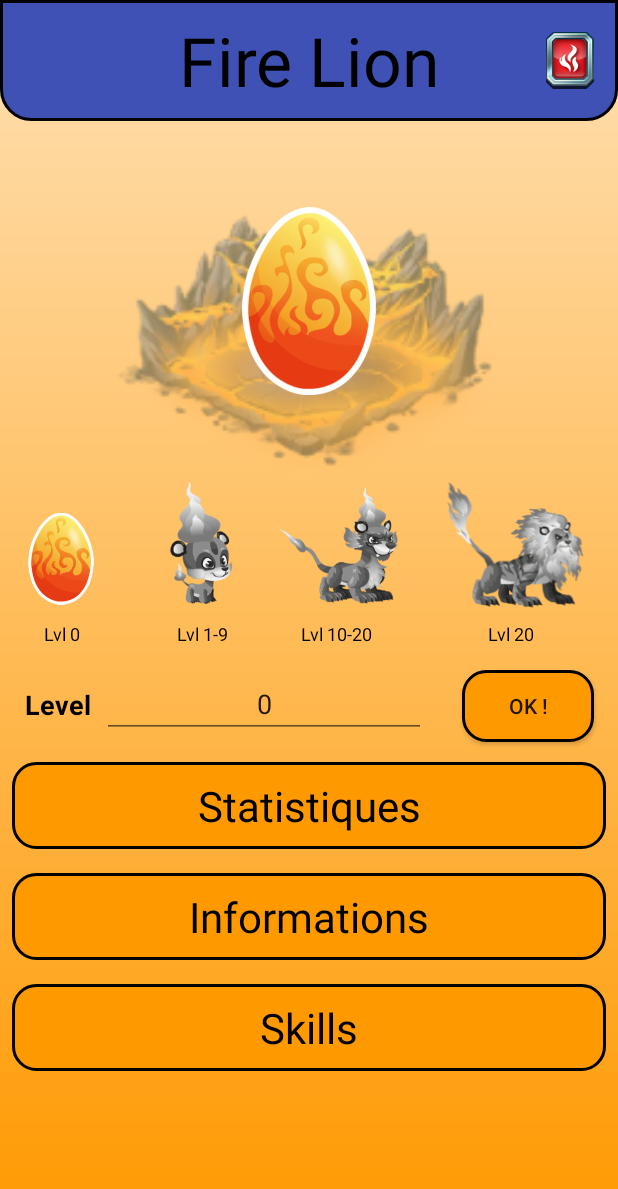
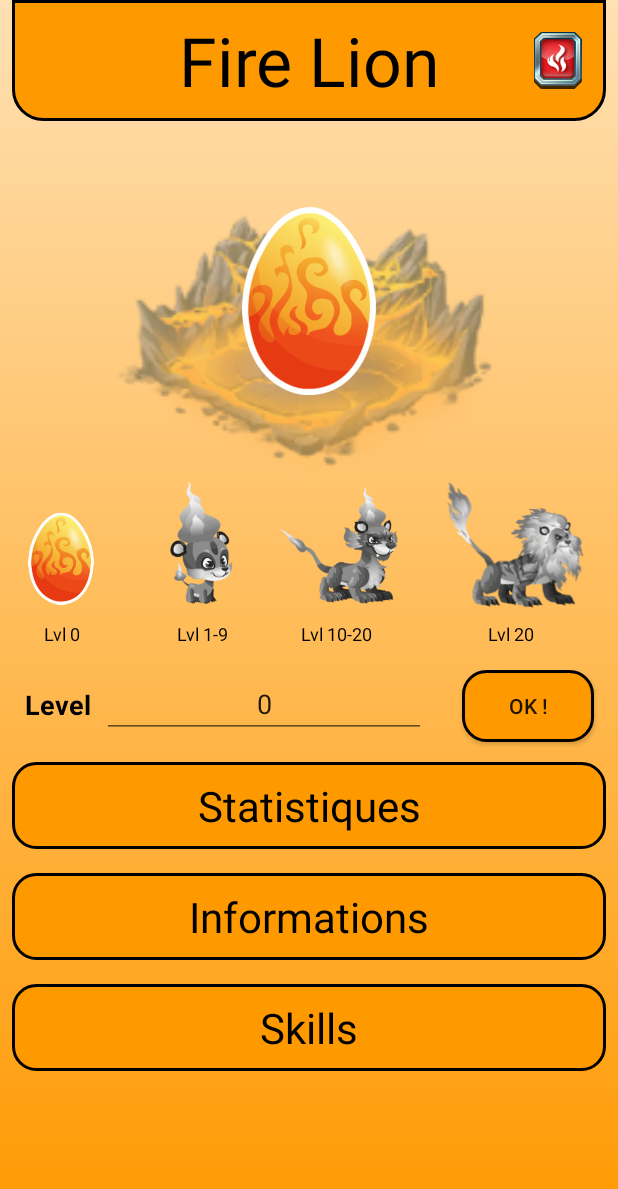
Before and after one commit to JeremyWCS/monstersLegend, an Android app: the MainActivity screen opened directly, with no data from a screen before it, after a tap on "Fire Lion", on a phone screen of 412 x 824 dp. Shown: the top 1189 px of the screen. Run offline under Robolectric (Android 15) with nearby library versions, the phone set to English and light mode, and no system bars.

Commit message:
Revue du Layout pour s'adapter à tous les smartphones. a priori ça fonctionne pas mal

```diff
--- a/app/src/main/java/fr/wildcodeschool/projetmonsterlegend/MonstersActivity.java
+++ b/app/src/main/java/fr/wildcodeschool/projetmonsterlegend/MonstersActivity.java
@@ -241,8 +241,8 @@ public class MonstersActivity extends AppCompatActivity {
         ));
 
         monsters.add(new Monster(
-                Color.rgb(135, 135, 135),
-                Color.rgb(226, 228, 255),
+                Color.rgb(125, 0, 222),
+                Color.rgb(247, 183, 255),
                 "Tyrannoking",
                 R.drawable.tyrannoking_0,
                 R.drawable.tyrannoking_1,
@@ -324,7 +324,6 @@ public class MonstersActivity extends AppCompatActivity {
 
         monsterName.setText(monsters.get(iMon).getMonster_name());
 
-        //monsterName.setBackgroundColor(monsters.get(iMon).getPrimaryColor());
         infoText.setText(monsters.get(iMon).getMonster_info());
         imageN0.setImageResource(monsters.get(iMon).getMonster_pics_0());
         imageN1.setImageResource(monsters.get(iMon).getMonster_pics_1());
@@ -353,13 +352,10 @@ public class MonstersActivity extends AppCompatActivity {
         scrollView.setBackground(gd);
 
 
-
-
         GradientDrawable drawable = (GradientDrawable) infoMonster.getBackground();
         drawable.setColor(monsters.get(iMon).getPrimaryColor());
 
 
-        monsterName.setBackgroundResource(R.drawable.background_title);
         infoMonster.setBackgroundResource(R.drawable.shape);
         skills.setBackgroundResource(R.drawable.shape);
         stat.setBackgroundResource(R.drawable.shape);
@@ -368,10 +364,8 @@ public class MonstersActivity extends AppCompatActivity {
         skill3.setBackgroundResource(R.drawable.shape);
         btnLvl.setBackgroundResource(R.drawable.shape);
 
-
-
-
-
+        GradientDrawable drawable2 = (GradientDrawable) monsterName.getBackground();
+        drawable2.setColor(monsters.get(iMon).getPrimaryColor());
 
         textAtq1.setText(monsters.get(iMon).getAttaques()[0]);
         textAtq2.setText(monsters.get(iMon).getAttaques()[1]);
@@ -633,7 +627,7 @@ public class MonstersActivity extends AppCompatActivity {
             public void onClick(View v) {
                 if(groupSkills.getVisibility()==View.GONE){
                     groupSkills.setVisibility(View.VISIBLE);
-                    scrollView.fullScroll(View.FOCUS_DOWN);
+
 
 
                 }
--- a/app/src/main/res/drawable/background_title.xml
+++ b/app/src/main/res/drawable/background_title.xml
@@ -9,7 +9,7 @@
     <stroke android:width="2dp" android:color="@color/border"/>
 
 
-    <solid android:color="@color/colorPrimary"/>
+    <solid android:color="@android:color/transparent"/>
     <padding
         android:top="10dp"
         android:left="10dp"
--- a/app/src/main/res/layout/activity_monsters.xml
+++ b/app/src/main/res/layout/activity_monsters.xml
@@ -31,8 +31,10 @@
             android:layout_height="wrap_content"
             android:textAlignment="center"
             android:textColor="@android:color/black"
-
+            android:background="@drawable/background_title"
             android:textSize="45sp"
+            android:layout_marginRight="8dp"
+            android:layout_marginLeft="8dp"
             app:layout_constraintEnd_toEndOf="parent"
             app:layout_constraintHorizontal_bias="0.0"
             app:layout_constraintStart_toStartOf="parent"
--- a/app/src/main/res/values/colors.xml
+++ b/app/src/main/res/values/colors.xml
@@ -1,6 +1,6 @@
 <?xml version="1.0" encoding="utf-8"?>
 <resources>
-    <color name="colorPrimary">#3F51B5</color>
+    <color name="colorPrimary">#f7b7ff</color>
     <color name="colorPrimaryDark">#303F9F</color>
     <color name="background_welcome">#FF4F008C</color>
     <color name="colorAccent">#FF4081</color>
@@ -8,15 +8,15 @@
     <color name="colorSecondaryFireLion">#ffd799</color>
 
     <!--Colors of the background in the monsterList-->
-    <color name="fireLionList">#DBA901</color>
-    <color name="genieList">#01A9DB</color>
-    <color name="lightSpiritList">#BCA9F5</color>
-    <color name="metalsaurList">#D1B606</color>
-    <color name="pandaList">#16B84E</color>
-    <color name="rockillaList">#582900</color>
-    <color name="thunderEagleList">#318CE7</color>
-    <color name="turtleList">#00CCCB</color>
-    <color name="tyrannokingList">#FF4F008C</color>
+    <color name="fireLionList">#ff9900</color>
+    <color name="genieList">#8c1aff</color>
+    <color name="lightSpiritList">#ffb3ff</color>
+    <color name="metalsaurList">#878787</color>
+    <color name="pandaList">#9b5800</color>
+    <color name="rockillaList">#9b7200</color>
+    <color name="thunderEagleList">#ffd200</color>
+    <color name="turtleList">#0071cb</color>
+    <color name="tyrannokingList">#7d00de</color>
 
     <color name="background">#7fffffff</color>
     <color name="border">#000000</color>
```
